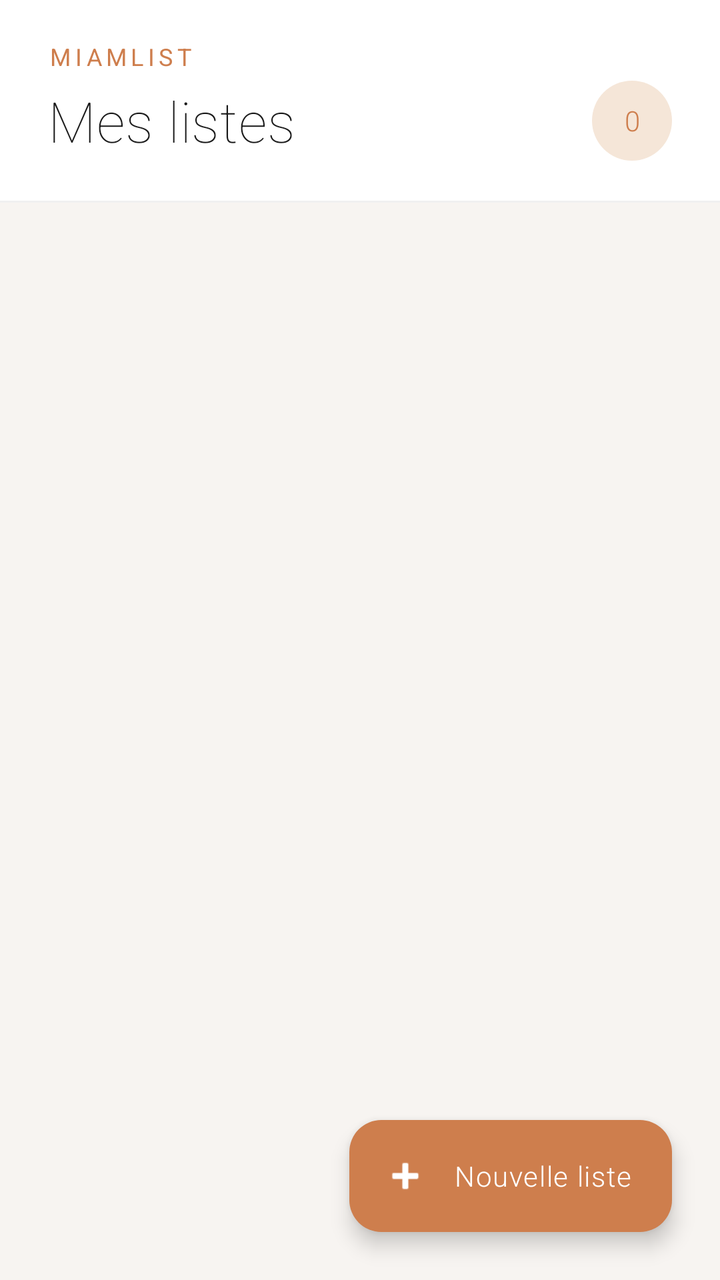
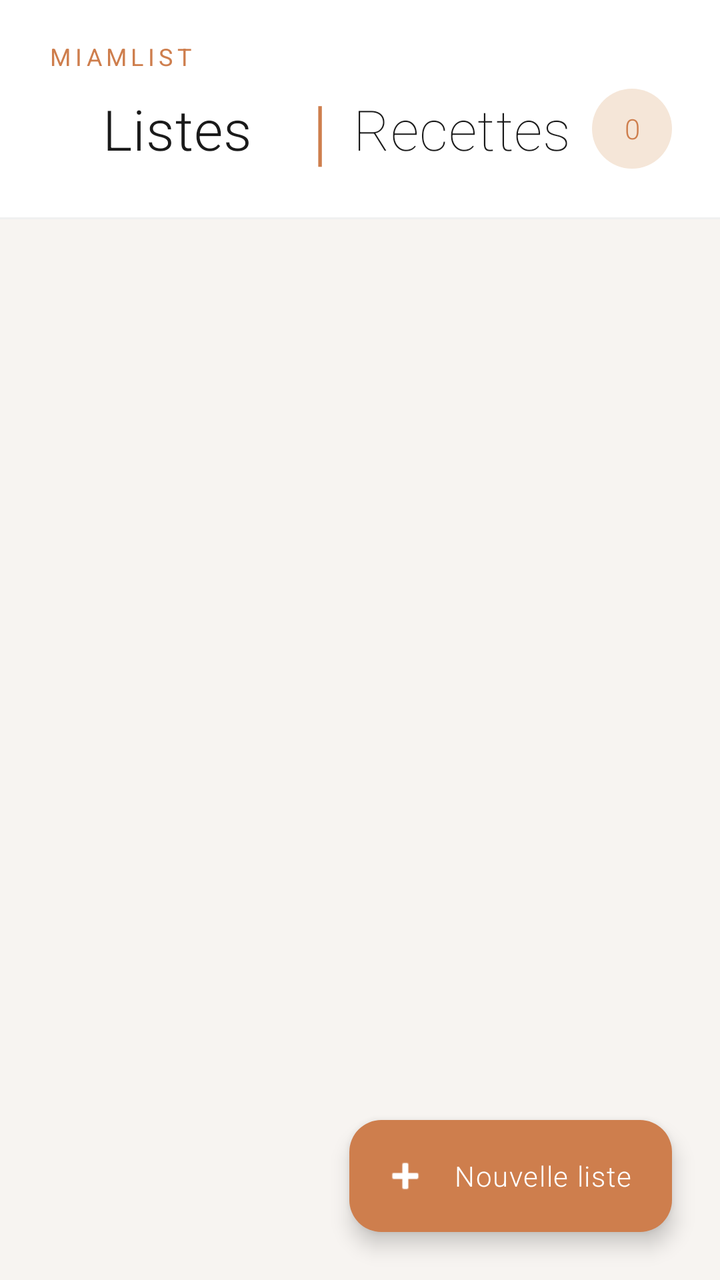

Before-and-after screenshots of an Android layout around one commit, followed by the original layout XML and the change that was made.
<!-- AndroidManifest.xml: application theme Theme.MiamList -->
<!-- res/layout/activity_shopping_lists.xml -->
<?xml version="1.0" encoding="utf-8"?>
<androidx.coordinatorlayout.widget.CoordinatorLayout
    xmlns:android="http://schemas.android.com/apk/res/android"
    xmlns:app="http://schemas.android.com/apk/res-auto"
    android:layout_width="match_parent"
    android:layout_height="match_parent"
    android:background="#F7F4F1">

    
    <com.google.android.material.appbar.AppBarLayout
        android:layout_width="match_parent"
        android:layout_height="wrap_content"
        android:background="#FFFFFF"
        app:elevation="0dp">

        <LinearLayout
            android:layout_width="match_parent"
            android:layout_height="wrap_content"
            android:orientation="vertical"
            android:paddingStart="24dp"
            android:paddingEnd="24dp"
            android:paddingTop="20dp"
            android:paddingBottom="20dp">

            
            <TextView
                android:layout_width="wrap_content"
                android:layout_height="wrap_content"
                android:text="@string/app_name"
                android:textSize="12sp"
                android:fontFamily="sans-serif"
                android:textColor="#CE7E4D"
                android:letterSpacing="0.18"
                android:textAllCaps="true"
                android:layout_marginBottom="4dp" />

            
            <LinearLayout
                android:layout_width="match_parent"
                android:layout_height="wrap_content"
                android:orientation="horizontal"
                android:gravity="center_vertical">

                <TextView
                    android:layout_width="0dp"
                    android:layout_height="wrap_content"
                    android:layout_weight="1"
                    android:text="@string/my_lists"
                    android:textSize="28sp"
                    android:fontFamily="sans-serif-thin"
                    android:textColor="#1A1A1A"
                    android:letterSpacing="0.01" />

                
                <TextView
                    android:id="@+id/tvListCount"
                    android:layout_width="40dp"
                    android:layout_height="40dp"
                    android:gravity="center"
                    android:textSize="14sp"
                    android:fontFamily="sans-serif-light"
                    android:textColor="#CE7E4D"
                    android:background="@drawable/bg_icon_pill"
                    android:text="0" />
            </LinearLayout>
        </LinearLayout>

        
        <View
            android:layout_width="match_parent"
            android:layout_height="1dp"
            android:background="#F0F0F0" />

    </com.google.android.material.appbar.AppBarLayout>

    
    <androidx.recyclerview.widget.RecyclerView
        android:id="@+id/recyclerShoppingLists"
        android:layout_width="match_parent"
        android:layout_height="match_parent"
        android:paddingStart="20dp"
        android:paddingEnd="20dp"
        android:paddingTop="16dp"
        android:paddingBottom="96dp"
        android:clipToPadding="false"
        app:layout_behavior="@string/appbar_scrolling_view_behavior" />

    
    <LinearLayout
        android:id="@+id/layoutEmpty"
        android:layout_width="wrap_content"
        android:layout_height="wrap_content"
        android:layout_gravity="center"
        android:orientation="vertical"
        android:gravity="center"
        android:visibility="gone">

        <TextView
            android:layout_width="wrap_content"
            android:layout_height="wrap_content"
            android:text="—"
            android:textSize="32sp"
            android:textColor="#CE7E4D"
            android:fontFamily="sans-serif-thin"
            android:layout_marginBottom="16dp" />

        <TextView
            android:layout_width="wrap_content"
            android:layout_height="wrap_content"
            android:text="@string/no_list_yet"
            android:textSize="16sp"
            android:fontFamily="sans-serif-light"
            android:textColor="#1A1A1A"
            android:letterSpacing="0.02" />

        <TextView
            android:layout_width="wrap_content"
            android:layout_height="wrap_content"
            android:text="Appuyez sur le bouton + pour créer votre première liste"
            android:textSize="12sp"
            android:fontFamily="sans-serif-light"
            android:textColor="#AAAAAA"
            android:gravity="center"
            android:layout_marginTop="8dp"
            android:paddingStart="32dp"
            android:paddingEnd="32dp" />
    </LinearLayout>

    
    <com.google.android.material.floatingactionbutton.ExtendedFloatingActionButton
        android:id="@+id/fabAddList"
        android:layout_width="wrap_content"
        android:layout_height="wrap_content"
        android:layout_gravity="bottom|end"
        android:layout_margin="24dp"
        android:text="@string/new_list"
        android:textColor="#FFFFFF"
        android:fontFamily="sans-serif-light"
        android:textAllCaps="false"
        android:letterSpacing="0.04"
        app:icon="@android:drawable/ic_input_add"
        app:iconTint="#FFFFFF"
        app:backgroundTint="@color/accent"
        app:elevation="6dp"
        app:cornerRadius="16dp" />

</androidx.coordinatorlayout.widget.CoordinatorLayout>
<!-- resources referenced by this layout -->
<resources>
  <color name="accent">#CE7E4D</color>
  <!-- drawable bg_icon_pill (drawable) -->
  <?xml version="1.0" encoding="utf-8"?>
  <shape xmlns:android="http://schemas.android.com/apk/res/android"
      android:shape="oval">
      <solid android:color="#F5E6D8" />
  </shape>
  <string name="app_name" translatable="false">MiamList</string>
  <string name="my_lists">Mes listes</string>
  <string name="new_list">Nouvelle liste</string>
  <string name="no_list_yet">Pas encore de liste</string>
  <style name="Theme.MiamList" parent="Base.Theme.MiamList" />
  <style name="Base.Theme.MiamList" parent="Theme.Material3.Light.NoActionBar">
          
          <item name="colorPrimary">@color/accent</item>
          <item name="colorOnPrimary">@color/on_accent</item>
          <item name="colorPrimaryContainer">@color/accent_light</item>
          <item name="colorOnPrimaryContainer">@color/on_surface</item>
  
          
          <item name="colorSurface">@color/background</item>
          <item name="colorOnSurface">@color/on_surface</item>
          <item name="colorSurfaceVariant">@color/surface</item>
          <item name="android:colorBackground">@color/background</item>
          <item name="android:windowBackground">@color/background</item>
  
          
          <item name="colorOutline">@color/outline</item>
  
          
          <item name="android:fontFamily">sans-serif-light</item>
  
          
          <item name="elevationOverlayEnabled">false</item>
      </style>
  <color name="on_accent">#FFFFFF</color>
  <color name="accent_light">#F5E6D8</color>
  <color name="on_surface">#1A1A1A</color>
  <color name="background">#FFFFFF</color>
  <color name="surface">#FAFAFA</color>
  <color name="outline">#D0D0D0</color>
</resources>

<!-- the commit's change to res/layout/activity_shopping_lists.xml (unified diff, before → after) -->
@@ -41,17 +41,46 @@
                 android:orientation="horizontal"
                 android:gravity="center_vertical">
 
+
                 <TextView
                     android:layout_width="0dp"
                     android:layout_height="wrap_content"
                     android:layout_weight="1"
+                    android:fontFamily="sans-serif-thin"
+                    android:letterSpacing="0.01"
                     android:text="@string/my_lists"
-                    android:textSize="28sp"
-                    android:fontFamily="sans-serif-thin"
+                    android:textAlignment="center"
                     android:textColor="#1A1A1A"
-                    android:letterSpacing="0.01" />
+                    android:textFontWeight="300"
+                    android:textSize="28sp" />
 
                 
+                <TextView
+                    android:id="@+id/textView2"
+                    android:layout_width="0dp"
+                    android:layout_height="wrap_content"
+                    android:layout_weight="0.1"
+                    android:fontFamily="sans-serif-thin"
+                    android:letterSpacing="0.01"
+                    android:text="|"
+                    android:textAlignment="center"
+                    android:textColor="#CE7E4D"
+                    android:textFontWeight="300"
+                    android:textSize="36sp" />
+
+                <TextView
+                    android:id="@+id/textView"
+                    android:layout_width="0dp"
+                    android:layout_height="wrap_content"
+                    android:layout_weight="1"
+                    android:fontFamily="sans-serif-thin"
+                    android:letterSpacing="0.01"
+                    android:onClick="loadRecipeList"
+                    android:text="@string/my_recipes"
+                    android:textAlignment="center"
+                    android:textColor="#1A1A1A"
+                    android:textSize="28sp" />
+
                 <TextView
                     android:id="@+id/tvListCount"
                     android:layout_width="40dp"
<!-- resource entries referenced after the edit -->
@@ -8,7 +8,8 @@
       <solid android:color="#F5E6D8" />
   </shape>
   <string name="app_name" translatable="false">MiamList</string>
-  <string name="my_lists">Mes listes</string>
+  <string name="my_lists">Listes</string>
+  <string name="my_recipes">Recettes</string>
   <string name="new_list">Nouvelle liste</string>
   <string name="no_list_yet">Pas encore de liste</string>
   <style name="Theme.MiamList" parent="Base.Theme.MiamList" />
